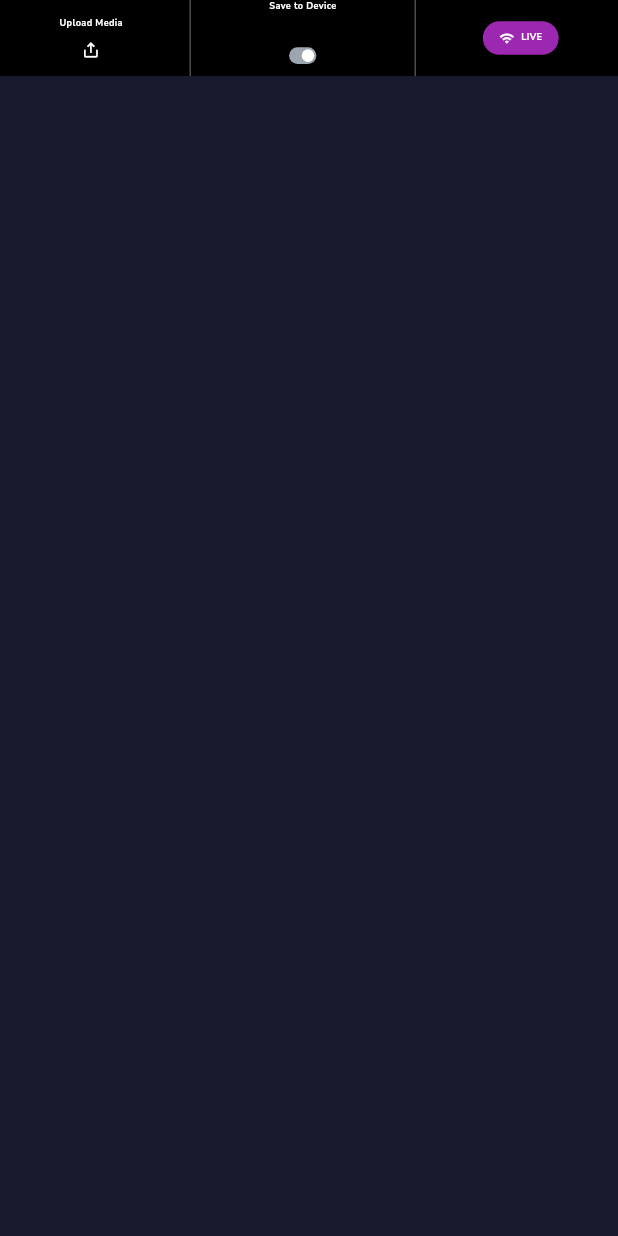
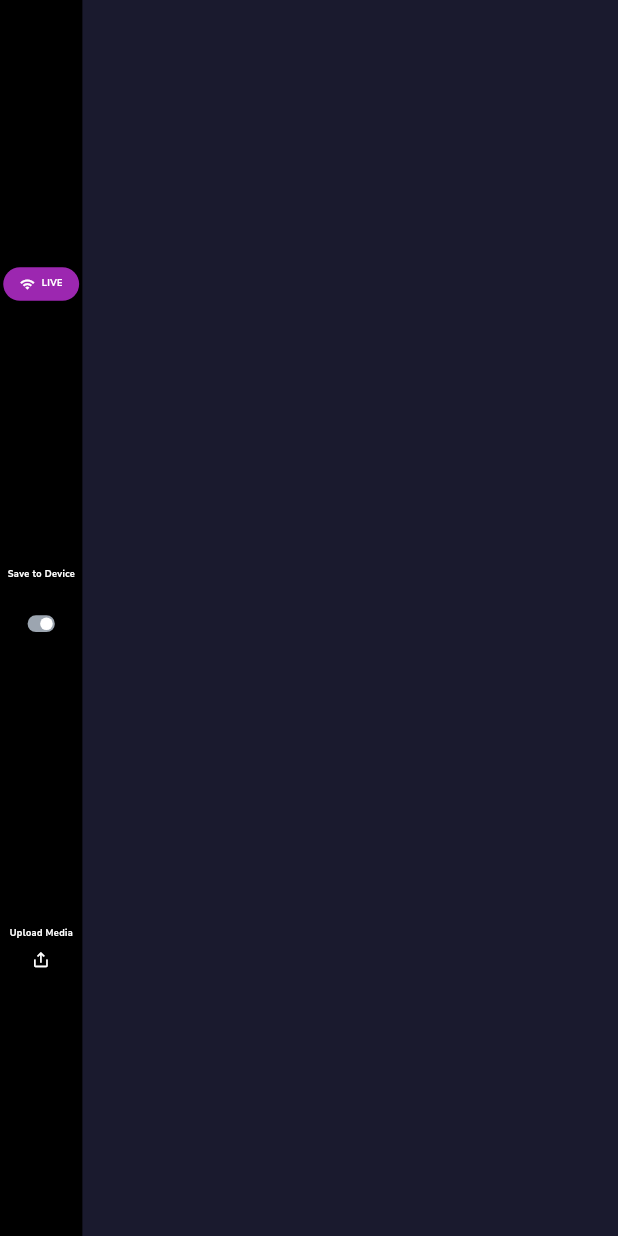
Before and after one commit to mfarooqone/sharkstack, a Flutter app: the CameraActionBarLandscape widget shown alone on an empty page, opened directly with empty values, on a phone screen of 412 x 824 dp. Run offline on Flutter 3.47's test engine with Material 3 defaults, Android fonts, the phone set to English and light mode, and no system bars; our stand-ins replace camera, flutter_screenutil, get, google_fonts, permission_handler.

Commit message:
CameraActionBarLandscape

```diff
--- a/lib/widgets/camera_action_bar.dart
+++ b/lib/widgets/camera_action_bar.dart
@@ -136,20 +136,18 @@ class CameraActionBarLandscape extends StatelessWidget {
   @override
   Widget build(BuildContext context) {
     return Positioned(
+      top: 0,
+      right: 00.w,
       bottom: 0,
-      left: 0,
-      right: 0,
       child: Container(
-        height: 50.h,
+        width: 50.w,
         color: AppColors.black,
-        child: Row(
+        child: Column(
           mainAxisAlignment: MainAxisAlignment.spaceEvenly,
           children: [
+            _buildLiveButton(),
+            _buildSaveToggle(),
             _buildUploadMedia(),
-            _buildDivider(),
-            _buildSaveToggle(),
-            _buildDivider(),
-            _buildLiveButton(),
           ],
         ),
       ),
@@ -241,11 +239,4 @@ class CameraActionBarLandscape extends StatelessWidget {
       ),
     );
   }
-
-  Widget _buildDivider() {
-    return VerticalDivider(
-      width: 10.w,
-      color: AppColors.white.withValues(alpha: 0.3),
-    );
-  }
 }
```
Also changed, not shown: lib/screens/recording_screen.dart (+42 -14 lines).
